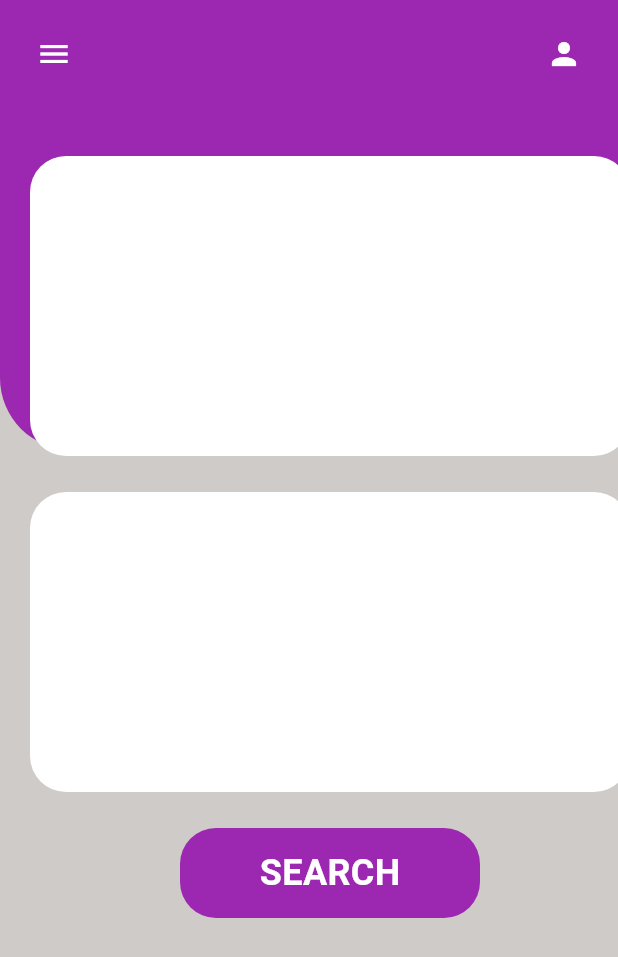
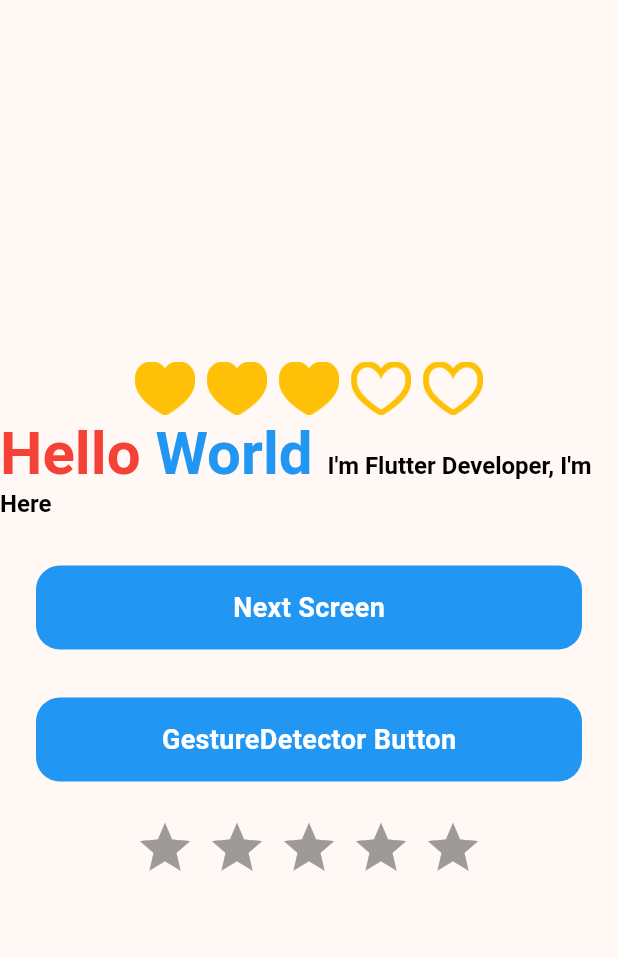
Before and after one commit to mshakir01/undp_project, a Flutter app: the screen it shows after launch, on a phone screen of 412 x 824 dp. Shown: the top 957 px of the screen. Run offline on Flutter 3.47's test engine with Material 3 defaults, Android fonts, the phone set to English and light mode, and no system bars; drawn by our look-alikes of flutter_rating_bar; our stand-ins replace gradient_borders, simple_gradient_text.

Commit message:
update
Rich Text
Rating
Inkwell
Gesturture Detector
Root and Navigator

```diff
--- a/lib/main.dart
+++ b/lib/main.dart
@@ -1,5 +1,6 @@
 import 'package:flutter/material.dart';
 import 'package:undp_project/session_13.dart';
+import 'package:undp_project/session_eighteen.dart';
 import 'package:undp_project/session_eleven.dart';
 import 'package:undp_project/session_fifteen.dart';
 import 'package:undp_project/session_fourteen.dart';
@@ -24,7 +25,7 @@ class MyApp extends StatelessWidget {
         colorScheme: ColorScheme.fromSeed(seedColor: Colors.orange),
         useMaterial3: true,
       ),
-      home:const SessionSixteen() ,
+      home:const SessionEighteen() ,
     );
   }
 }
--- /dev/null
+++ b/lib/session_eighteen.dart
@@ -0,0 +1,138 @@
+import 'package:flutter/material.dart';
+import 'package:flutter_rating_bar/flutter_rating_bar.dart';
+import 'package:undp_project/sesson_eighteen_second.dart';
+
+class SessionEighteen extends StatefulWidget {
+  const SessionEighteen({super.key});
+
+  @override
+  State<SessionEighteen> createState() => _SessionEighteenState();
+}
+
+class _SessionEighteenState extends State<SessionEighteen> {
+  @override
+  Widget build(BuildContext context) {
+    return SafeArea(
+      child: Scaffold(
+        body: Column(
+          mainAxisAlignment: MainAxisAlignment.center,
+          children: [
+            RatingBar(
+              initialRating: 3,
+              direction: Axis.horizontal,
+              allowHalfRating: true,
+              itemCount: 5,
+              ratingWidget: RatingWidget(
+                full: _image('assets/heart.png'),
+                half: _image('assets/heart_half.png'),
+                empty: _image('assets/heart_border.png'),
+              ),
+              itemPadding: EdgeInsets.symmetric(horizontal: 4.0),
+              onRatingUpdate: (rating) {
+                print(rating);
+              },
+            ),
+            InkWell(
+              onTap: () {
+                print("Testing RichText");
+              },
+              child: RichText(
+                text: const TextSpan(
+                    style: TextStyle(
+                        fontSize: 16,
+                        fontWeight: FontWeight.bold,
+                        color: Colors.black),
+                    children: [
+                      TextSpan(
+                          text: "Hello ",
+                          style: TextStyle(color: Colors.red, fontSize: 40)),
+                      TextSpan(
+                          text: "World ",
+                          style: TextStyle(color: Colors.blue, fontSize: 40)),
+                      TextSpan(text: "I'm Flutter Developer, I'm Here"),
+                    ]),
+              ),
+            ),
+            InkWell(
+              splashColor: Colors.transparent,
+              highlightColor: Colors.transparent,
+              onTap: () {
+                Navigator.push(context,
+                    MaterialPageRoute(builder: (_) => const SessionEighteenSecond()));
+
+                },
+              child: Padding(
+                padding: const EdgeInsets.only(left: 24.0, right: 24, top: 32),
+                child: Container(
+                  decoration: BoxDecoration(
+                      color: Colors.blue,
+                      borderRadius: BorderRadius.circular(16)),
+                  alignment: Alignment.center,
+                  width: double.infinity,
+                  height: 56,
+                  child: const Text(
+                    "Next Screen",
+                    style: TextStyle(
+                        fontSize: 18,
+                        fontWeight: FontWeight.bold,
+                        color: Colors.white),
+                  ),
+                ),
+              ),
+            ),
+            GestureDetector(
+              onDoubleTap: () {
+                print("GestureDetector Button ");
+              },
+              child: Padding(
+                padding: const EdgeInsets.only(left: 24.0, right: 24, top: 32),
+                child: Container(
+                  decoration: BoxDecoration(
+                      color: Colors.blue,
+                      borderRadius: BorderRadius.circular(16)),
+                  alignment: Alignment.center,
+                  width: double.infinity,
+                  height: 56,
+                  child: const Text(
+                    "GestureDetector Button",
+                    style: TextStyle(
+                        fontSize: 18,
+                        fontWeight: FontWeight.bold,
+                        color: Colors.white),
+                  ),
+                ),
+              ),
+            ),
+            const SizedBox(
+              height: 24,
+            ),
+            RatingBar.builder(
+              initialRating: 0,
+              minRating: 1,
+              direction: Axis.horizontal,
+              allowHalfRating: true,
+              itemCount: 5,
+              itemPadding: EdgeInsets.symmetric(horizontal: 4.0),
+              itemBuilder: (context, _) => const Icon(
+                Icons.star,
+                color: Colors.amber,
+              ),
+              onRatingUpdate: (rating) {
+                print(rating);
+              },
+            ),
+          ],
+        ),
+      ),
+    );
+  }
+}
+
+Widget _image(String asset) {
+  return Image.asset(
+    asset,
+    height: 30.0,
+    width: 30.0,
+    color: Colors.amber,
+  );
+}
--- /dev/null
+++ b/lib/sesson_eighteen_second.dart
@@ -0,0 +1,42 @@
+import 'package:flutter/material.dart';
+
+class SessionEighteenSecond extends StatefulWidget {
+  const SessionEighteenSecond({super.key});
+
+  @override
+  State<SessionEighteenSecond> createState() => _SessionEighteenSecondState();
+}
+
+class _SessionEighteenSecondState extends State<SessionEighteenSecond> {
+  @override
+  Widget build(BuildContext context) {
+    return SafeArea(
+      child: Scaffold(
+        body: Container(
+          padding: const EdgeInsets.only(left: 24),
+          color: Colors.red,
+          width: double.infinity,
+          height: double.infinity,
+          child:   Column(
+            crossAxisAlignment: CrossAxisAlignment.start,
+            mainAxisAlignment: MainAxisAlignment.center,
+            children: [
+
+              InkWell(
+                onTap:(){
+
+                  Navigator.pop(context);
+                },
+
+                  child: Icon(Icons.arrow_back,color: Colors.white,size: 40,)),
+
+              SizedBox(height: 40,),
+              Text("Session Eighteen Second Class",style: TextStyle(color: Colors.white,fontSize: 32,fontWeight: FontWeight.bold,fontStyle: FontStyle.italic),),
+
+            ],
+          ),
+        ),
+      ),
+    );
+  }
+}
--- a/pubspec.yaml
+++ b/pubspec.yaml
@@ -37,6 +37,7 @@ dependencies:
   cupertino_icons: ^1.0.6
   gradient_borders: ^1.0.0
   simple_gradient_text: ^1.3.0
+  flutter_rating_bar: ^4.0.1
 
 
 dev_dependencies:
@@ -64,6 +65,7 @@ flutter:
   # To add assets to your application, add an assets section, like this:
   assets:
     - assets/images/
+    - assets/
 
   # An image asset can refer to one or more resolution-specific "variants", see
   # https://flutter.dev/assets-and-images/#resolution-aware
```
Also changed, not shown: assets/heart.png (added), assets/heart_border.png (added), assets/heart_half.png (added), pubspec.lock.
